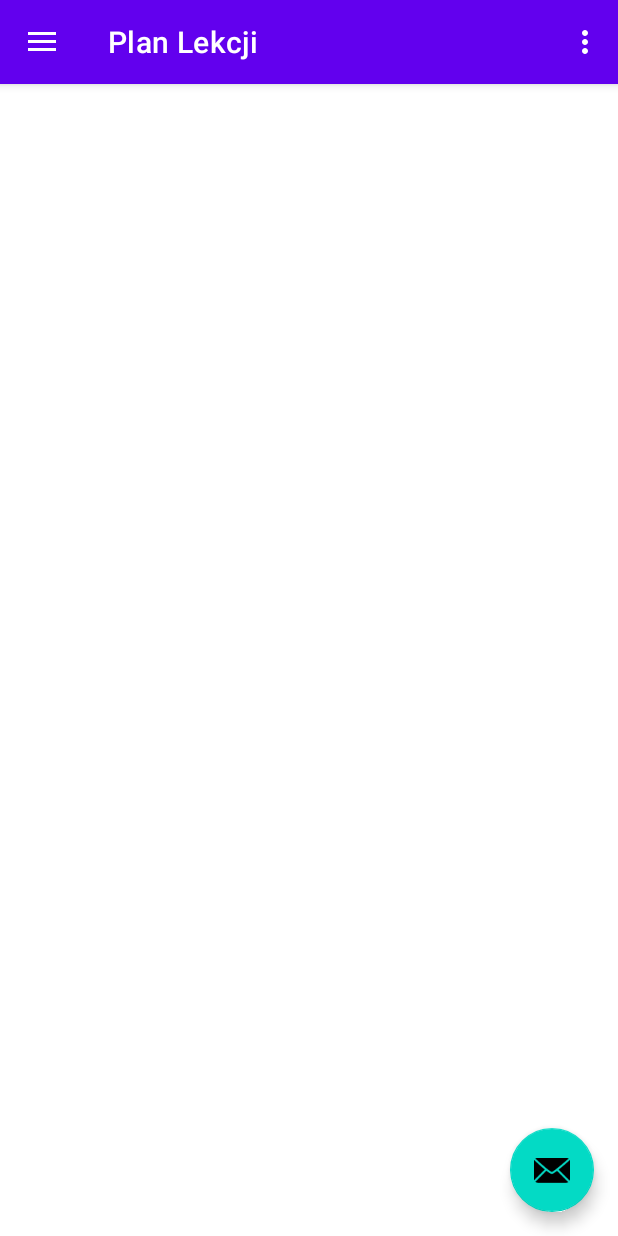
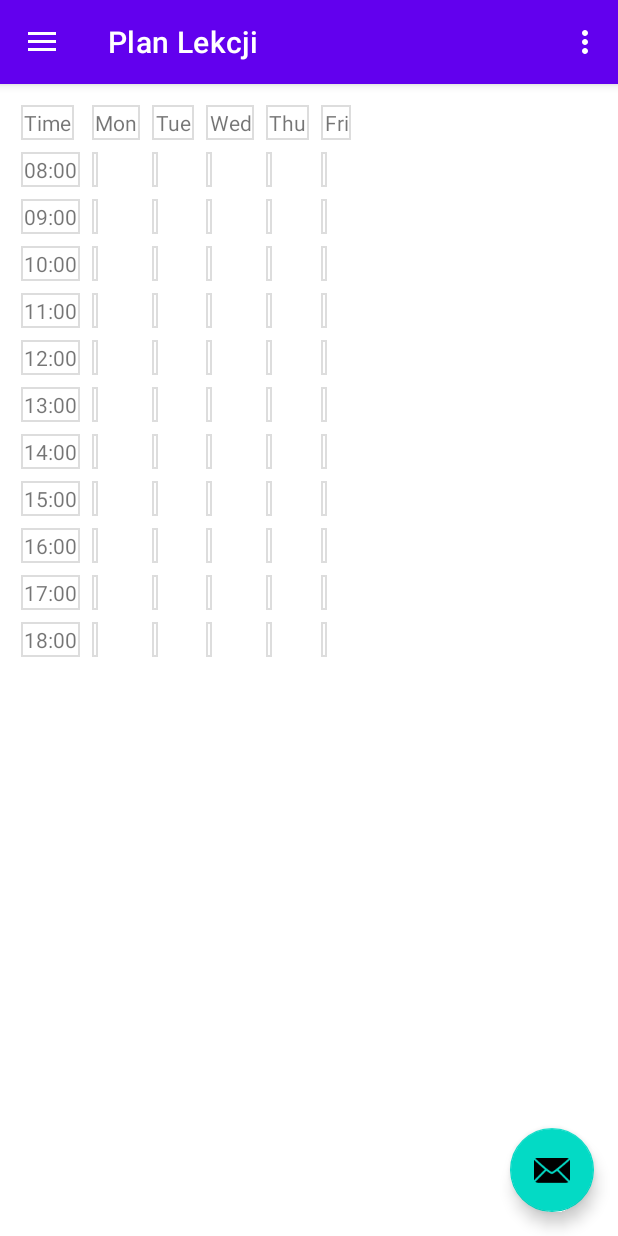
Before and after one commit to ZNSzpak/adhd_app, an Android app: the screen it shows after launch (MainActivity), in the side drawer, after a tap on "Plan Lekcji", on a phone screen of 412 x 824 dp. Run offline under Robolectric (Android 15) with nearby library versions, the phone set to English and light mode, and no system bars; our stand-ins replace navigation-ui.

Commit message:
plan xml się pokazuje, nie działa

```diff
--- a/app/src/main/java/com/example/projekt_inz/ui/plan/PlanFragment.kt
+++ b/app/src/main/java/com/example/projekt_inz/ui/plan/PlanFragment.kt
@@ -16,49 +16,53 @@ import com.example.projekt_inz.R
 
 class PlanFragment : Fragment() {
 
-    private lateinit var timetableGrid: GridLayout
+    private lateinit var grid: GridLayout
     private val startHour = 8
     private val endHour = 18 // exclusive, so last hour shown is 17
-
-
 
     override fun onCreateView(
         inflater: LayoutInflater, container: ViewGroup?,
         savedInstanceState: Bundle?
-    ): View? {
+    ): View {
         val view = inflater.inflate(R.layout.fragment_plan, container, false)
-        timetableGrid = view.findViewById(R.id.timetableGrid)
-
-
-
-
-            addEvent(dayOfWeek = 3, startHour = 9, endHour = 12)
-            addEvent(dayOfWeek = 5, startHour = 10, endHour = 13)
-
-
+        grid = view.findViewById(R.id.timetableGrid)
+        setupGrid()
         return view
     }
 
-    private fun addEvent(
-        dayOfWeek: Int,
-        startHour: Int,
-        endHour: Int
-    ) {
-        val inflater = LayoutInflater.from(context)
-        val eventView = inflater.inflate(R.layout.plan_cell, timetableGrid, false)
+    private fun setupGrid() {
+        val totalRows = (endHour - startHour) + 1
+        grid.rowCount = totalRows + 1  // +1 for header
 
-        val startRow = (startHour - this.startHour) + 1
-        val durationRows = endHour - startHour
+        // ---- HEADER ----
+        val headers = listOf("Time", "Mon", "Tue", "Wed", "Thu", "Fri")
 
-        val params = GridLayout.LayoutParams().apply {
-            rowSpec = GridLayout.spec(startRow, durationRows)
-            columnSpec = GridLayout.spec(dayOfWeek)
-            width = 0
-            height = 0
-            setGravity(Gravity.FILL)
+        for (col in 0 until 6) {
+            val header = TextView(context).apply {
+                text = headers[col]
+                gravity = Gravity.CENTER
+                setPadding(8, 8, 8, 8)
+                setBackgroundResource(R.drawable.cell_border)
+
+            }
+            grid.addView(header)
         }
 
-        eventView.layoutParams = params
-        timetableGrid.addView(eventView)
+        // ---- HOURS ----
+        for (i in 0 until totalRows) {
+            val hour = startHour + i
+
+            for (col in 0 until 6) {
+                val cell = TextView(context).apply {
+                    setPadding(8, 24, 8, 24)
+                    gravity = Gravity.CENTER
+                    setBackgroundResource(R.drawable.cell_border)
+
+                    if (col == 0)
+                        text = String.format("%02d:00", hour)
+                }
+                grid.addView(cell)
+            }
+        }
     }
 }
--- a/app/src/main/res/layout/fragment_plan.xml
+++ b/app/src/main/res/layout/fragment_plan.xml
@@ -1,10 +1,7 @@
 <?xml version="1.0" encoding="utf-8"?>
 <ScrollView xmlns:android="http://schemas.android.com/apk/res/android"
-    xmlns:tools="http://schemas.android.com/tools"
     android:layout_width="match_parent"
-    android:layout_height="match_parent"
-    android:padding="10dp"
-    tools:context=".ui.plan.PlanFragment">
+    android:layout_height="match_parent">
 
     <LinearLayout
         android:layout_width="match_parent"
@@ -22,5 +19,4 @@
             android:useDefaultMargins="true" />
 
     </LinearLayout>
-
 </ScrollView>
```
